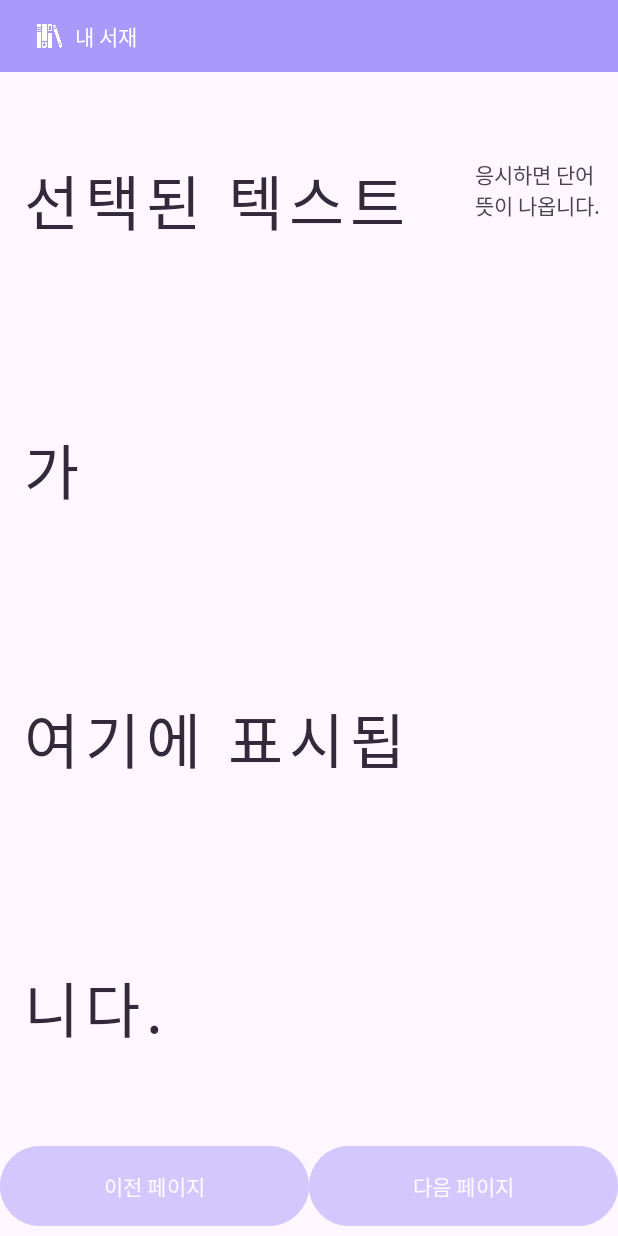
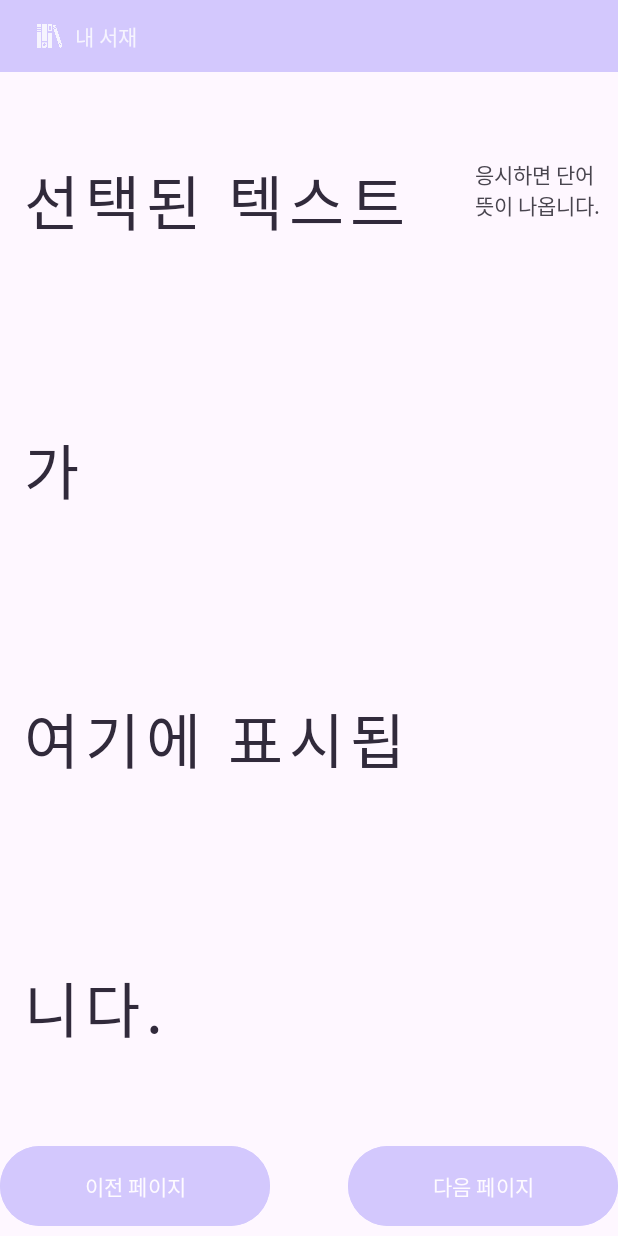
Before and after one commit to babyhuynwoo/EYE_SMART, an Android app: the MainActivity screen opened directly, with no data from a screen before it, on a phone screen of 412 x 824 dp. Run offline under Robolectric (Android 15) with nearby library versions, the phone set to English and light mode, and no system bars; libraries missing offline, so code that uses them is left out: camp.visual.eyedid; 3 statements that could not run were skipped.

Commit message:
책선택 기능 추가, xml수정

```diff
--- a/app/src/main/res/layout/activity_main.xml
+++ b/app/src/main/res/layout/activity_main.xml
@@ -1,27 +1,39 @@
 <?xml version="1.0" encoding="utf-8"?>
-<LinearLayout
+<FrameLayout
     xmlns:android="http://schemas.android.com/apk/res/android"
     xmlns:app="http://schemas.android.com/apk/res-auto"
     xmlns:tools="http://schemas.android.com/tools"
     android:id="@+id/main"
     android:layout_width="match_parent"
     android:layout_height="match_parent"
+    tools:context=".MainActivity">
+
+    <!-- GazePointView 전체화면 적용 -->
+    <com.example.eye_smart.gaze_utils.GazePoint
+        android:id="@+id/gazePointView"
+        android:layout_width="match_parent"
+        android:layout_height="match_parent" />
+
+    <!-- 기존 UI 레이아웃 -->
+    <LinearLayout
+        android:layout_width="match_parent"
+        android:layout_height="match_parent"
         android:orientation="vertical"
-    android:fitsSystemWindows="true"
-    tools:context=".MainActivity">
+        android:fitsSystemWindows="true">
 
         <!-- 상단 Toolbar -->
         <FrameLayout
             android:layout_width="match_parent"
-        android:layout_height="48dp">
+            android:layout_height="48dp"
+            android:background="#00FFFFFF">
 
             <androidx.appcompat.widget.Toolbar
                 android:id="@+id/toolbar"
-
                 android:layout_width="match_parent"
                 android:layout_height="wrap_content"
                 android:background="@color/main_color_purple"
                 android:minHeight="?attr/actionBarSize"
+                android:alpha="0.5"
                 android:theme="?attr/actionBarTheme" />
 
             <Button
@@ -30,37 +42,25 @@
                 android:layout_height="wrap_content"
                 android:background="@android:color/transparent"
                 android:text="내 서재"
+                android:alpha="0.8"
                 android:textColorLink="@color/main_color_purple"
                 app:icon="@drawable/bookshelf" />
-
         </FrameLayout>
 
-    <!-- 아이트래킹 관련 뷰 -->
-    <FrameLayout
+        <!-- 중간 UI 레이아웃 -->
+        <LinearLayout
             android:layout_width="match_parent"
             android:layout_height="0dp"
-        android:layout_weight="1">
-
-        <!-- GazePointView를 배경으로 설정 -->
-        <com.example.eye_smart.gaze_utils.GazePoint
-            android:id="@+id/gazePointView"
-            android:layout_width="match_parent"
-            android:layout_height="match_parent" />
-
-        <!-- 중간 LinearLayout -->
-        <LinearLayout
-            android:layout_width="match_parent"
-            android:layout_height="match_parent"
+            android:layout_weight="1"
             android:orientation="horizontal">
 
-            <!-- 왼쪽 LinearLayout (3 비율) -->
+            <!-- 왼쪽 LinearLayout -->
             <LinearLayout
                 android:layout_width="0dp"
                 android:layout_height="match_parent"
                 android:layout_weight="3"
                 android:orientation="vertical"
-                android:padding="8dp"
-                tools:ignore="NestedWeights">
+                android:padding="8dp">
 
                 <TextView
                     android:id="@+id/textView"
@@ -76,10 +76,9 @@
                     android:text="선택된 텍스트가 \n여기에 표시됩니다."
                     android:textColor="@color/text"
                     android:textSize="40sp" />
-
             </LinearLayout>
 
-            <!-- 오른쪽 LinearLayout (1 비율) -->
+            <!-- 오른쪽 LinearLayout -->
             <LinearLayout
                 android:layout_width="0dp"
                 android:layout_height="match_parent"
@@ -99,16 +98,16 @@
                     android:text="응시하면 단어 뜻이 나옵니다." />
             </LinearLayout>
         </LinearLayout>
-    </FrameLayout>
 
-    <LinearLayout
+        <!-- 하단 버튼 -->
+        <FrameLayout
             android:layout_width="match_parent"
             android:layout_height="66dp"
             android:background="#00FFFFFF">
 
             <Button
                 android:id="@+id/button_prev_page"
-            android:layout_width="match_parent"
+                android:layout_width="180dp"
                 android:layout_height="wrap_content"
                 android:layout_gravity="start|center_vertical"
                 android:layout_weight="1"
@@ -120,7 +119,7 @@
 
             <Button
                 android:id="@+id/button_next_page"
-            android:layout_width="match_parent"
+                android:layout_width="180dp"
                 android:layout_height="wrap_content"
                 android:layout_gravity="end|center_vertical"
                 android:layout_weight="1"
@@ -129,6 +128,6 @@
                 android:padding="16dp"
                 android:text="다음 페이지"
                 android:textColor="@android:color/white" />
+        </FrameLayout>
     </LinearLayout>
-
-</LinearLayout>
+</FrameLayout>
```
Also changed, not shown: app/src/main/java/com/example/eye_smart/MainActivity.java (+19 -4 lines). Lines whose indentation alone changed are shown as unchanged.
